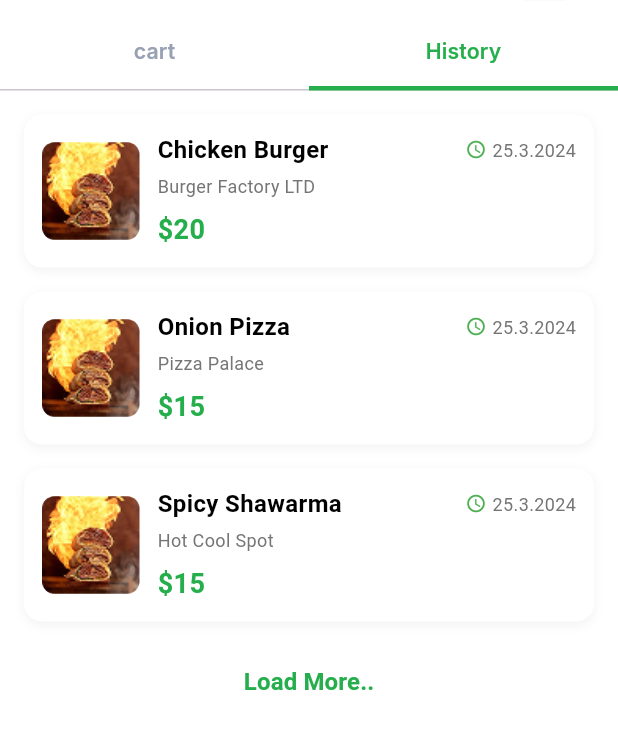
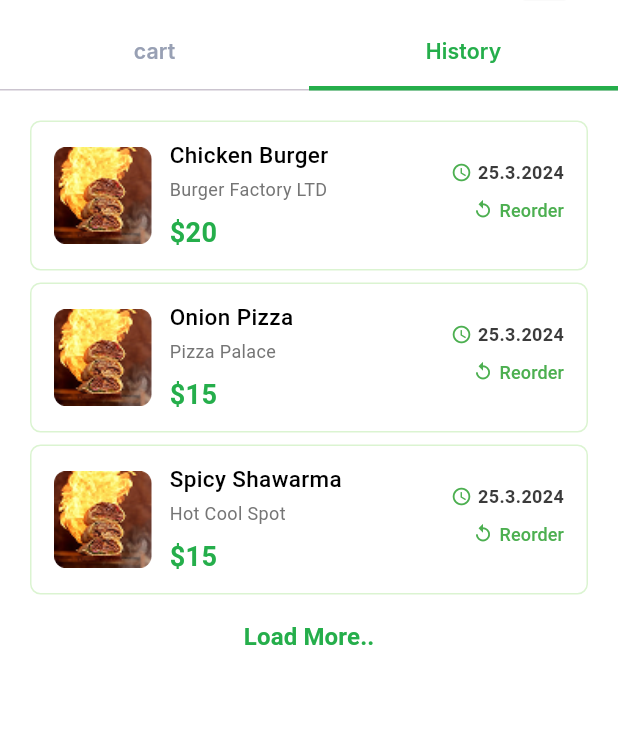
Before and after one commit to Denaalbustanji2002/Project_foodtek, a Flutter app: the CartHistoryScreen screen opened directly, tab 2 chosen, on a phone screen of 412 x 824 dp, the part 112-861 px from its top. Run offline on Flutter 3.47's test engine with Material 3 defaults, Android fonts, the light colour scheme and no system bars; drawn by our look-alikes of flutter_slidable; our stand-ins replace bloc, firebase_auth, flutter_bloc, flutter_secure_storage, flutter_spinkit, flutter_svg and 9 more; missing offline and left inert: language_picker; accounts and stored records are empty; generated files the repository leaves out were written again.

Commit message:
Improve translation handling in History tab and screen

```diff
--- a/lib/cubits/history_cubit.dart
+++ b/lib/cubits/history_cubit.dart
@@ -1,6 +1,4 @@
-import 'package:flutter/material.dart';
 import 'package:flutter_bloc/flutter_bloc.dart';
-
 import '../states/history_state.dart';
 
 class HistoryCubit extends Cubit<HistoryState> {
@@ -8,47 +6,47 @@ class HistoryCubit extends Cubit<HistoryState> {
 
   List<Map<String, dynamic>> allHistoryItems = [
     {
-      'title': 'Chicken Burger',
-      'restaurant': 'Burger Factory LTD',
+      'title': 'historyItemChickenBurger',
+      'restaurant': 'restaurantBurgerFactory',
       'price': '\$20',
       'date': '25.3.2024',
       'image': 'assets/images/history_menu_food.png',
-      'reorder': 'Reorder',
+      'reorder': 'btnReorder',
     },
     {
-      'title': 'Onion Pizza',
-      'restaurant': 'Pizza Palace',
+      'title': 'historyItemOnionPizza',
+      'restaurant': 'restaurantPizzaPalace',
       'price': '\$15',
       'date': '25.3.2024',
       'image': 'assets/images/history_menu_food.png',
-      'reorder': 'Reorder',
+      'reorder': 'btnReorder',
     },
     {
-      'title': 'Spicy Shawarma',
-      'restaurant': 'Hot Cool Spot',
+      'title': 'historyItemSpicyShawarma',
+      'restaurant': 'restaurantHotCoolSpot',
       'price': '\$15',
       'date': '25.3.2024',
       'count': '0',
       'image': 'assets/images/history_menu_food.png',
-      'reorder': 'Reorder',
+      'reorder': 'btnReorder',
     },
     {
-      'title': 'Cheese Pasta',
-      'restaurant': 'Italiano',
+      'title': 'historyItemCheesePasta',
+      'restaurant': 'restaurantItaliano',
       'price': '\$18',
       'date': '24.3.2024',
       'count': '0',
       'image': 'assets/images/history_menu_food.png',
-      'reorder': 'Reorder',
+      'reorder': 'btnReorder',
     },
     {
-      'title': 'Sushi Roll',
-      'restaurant': 'Tokyo Sushi',
+      'title': 'historyItemSushiRoll',
+      'restaurant': 'restaurantTokyoSushi',
       'price': '\$22',
       'date': '24.3.2024',
       'count': '0',
       'image': 'assets/images/history_menu_food.png',
-      'reorder': 'Reorder',
+      'reorder': 'btnReorder',
     },
   ];
 
--- a/lib/cubits/user_cubit.dart
+++ b/lib/cubits/user_cubit.dart
@@ -281,7 +281,6 @@ class UserCubit extends Cubit<UserState> {
           headers: {
             'Content-Type': 'application/json',
             'Accept': 'application/json',
-            // 'Authorization': 'Bearer $token',
           },
         );
 
--- a/lib/my_bloc_observer.dart
+++ b/lib/my_bloc_observer.dart
@@ -24,7 +24,6 @@ super.onChange(bloc, change);
     debugPrint("=======================Bloc: $bloc");
     debugPrint("=======================Transition: $transition");
     super.onTransition(bloc, transition);
-    ///Block/// not for CUBIT
   }
   @override
   void onError(BlocBase bloc, Object error, StackTrace stackTrace) {
--- a/lib/my_navigator_observer.dart
+++ b/lib/my_navigator_observer.dart
@@ -18,5 +18,4 @@ class MyNavigatorObserver extends NavigatorObserver {
     routeNotifier.value = previousName;
     super.didPop(route, previousRoute);
   }
-
 }
--- a/lib/view/screens/ordering_screens/cart_history_screen.dart
+++ b/lib/view/screens/ordering_screens/cart_history_screen.dart
@@ -1,6 +1,7 @@
 import 'package:flutter/material.dart';
 import 'package:flutter_bloc/flutter_bloc.dart';
 import 'package:flutter_slidable/flutter_slidable.dart';
+import 'package:foodtek_project/extensions/localization_extension.dart';
 import 'package:google_fonts/google_fonts.dart';
 import '../../../cubits/history_cubit.dart';
 import '../../../helper/responsive.dart';
@@ -40,28 +41,27 @@ class _CartHistoryScreenState extends State<CartHistoryScreen>
         'title': AppLocalizations.of(context)!.chickenBurger,
         'restaurant': AppLocalizations.of(context)!.burgerFactoryLtd,
         'price': '\$20',
-        'count':0,
+        'count': 0,
       },
       {
         'title': AppLocalizations.of(context)!.onionPizza,
         'restaurant': AppLocalizations.of(context)!.pizzaPalace,
         'price': '\$15',
-        'count':0,
+        'count': 0,
       },
       {
         'title': AppLocalizations.of(context)!.spicyShawarma,
         'restaurant': AppLocalizations.of(context)!.hotCoolSpot,
         'price': '\$15',
-        'count':0,
+        'count': 0,
       },
     ];
     setState(() {});
   }
+
   @override
   Widget build(BuildContext context) {
-    return DefaultTabController(
-      length: 2,
-      child: Scaffold(
+    return Scaffold(
       backgroundColor: Colors.white,
       appBar: AppBar(
         automaticallyImplyLeading: false,
@@ -80,15 +80,24 @@ class _CartHistoryScreenState extends State<CartHistoryScreen>
           indicatorWeight: 3,
           indicatorSize: TabBarIndicatorSize.tab,
           tabs: [
-              Tab(child: Text(AppLocalizations.of(context)!.cart, style: _tabTextStyle())),
-              Tab(child: Text(AppLocalizations.of(context)!.history, style: _tabTextStyle())),
+            Tab(
+              child: Text(
+                AppLocalizations.of(context)!.cart,
+                style: _tabTextStyle(),
+              ),
+            ),
+            Tab(
+              child: Text(
+                AppLocalizations.of(context)!.history,
+                style: _tabTextStyle(),
+              ),
+            ),
           ],
         ),
       ),
       body: TabBarView(
         controller: _tabController,
         children: [_buildCartContent(), _buildHistoryContent()],
-        ),
       ),
     );
   }
@@ -104,8 +113,11 @@ class _CartHistoryScreenState extends State<CartHistoryScreen>
     if (cartItems.isEmpty) {
       return EmptyWidget(
         imagePath: "assets/images/empty.png",
-        title:AppLocalizations.of(context)!.cartEmpty,
-        description: AppLocalizations.of(context)!.youDontHaveAddAnyFoodsInCartAtThisTime,
+        title: AppLocalizations.of(context)!.cartEmpty,
+        description:
+            AppLocalizations.of(
+              context,
+            )!.youDontHaveAddAnyFoodsInCartAtThisTime,
       );
     }
     return SingleChildScrollView(
@@ -140,7 +152,10 @@ class _CartHistoryScreenState extends State<CartHistoryScreen>
             return EmptyWidget(
               imagePath: "assets/images/empty.png",
               title: AppLocalizations.of(context)!.historyEmpty,
-              description: AppLocalizations.of(context)!.youDontHaveAddAnyHistoryAtThisTime,
+              description:
+                  AppLocalizations.of(
+                    context,
+                  )!.youDontHaveAddAnyHistoryAtThisTime,
             );
           }
           return SingleChildScrollView(
@@ -148,7 +163,9 @@ class _CartHistoryScreenState extends State<CartHistoryScreen>
               padding: const EdgeInsets.all(16.0),
               child: Column(
                 children: [
-                  ...state.visibleHistoryItems.map((item) => _buildHistoryItem(item)),
+                  ...state.visibleHistoryItems.map(
+                    (item) => _buildHistoryItem(item),
+                  ),
                   _buildLoadMoreButton(state),
                 ],
               ),
@@ -168,7 +185,9 @@ class _CartHistoryScreenState extends State<CartHistoryScreen>
         motion: const ScrollMotion(),
         children: [
           CustomSlidableAction(
-            onPressed: (context) => showDeleteConfirmationDialog(context, item, "cart"),
+            onPressed:
+                (context) =>
+                    showDeleteConfirmationDialog(context, item, "cart"),
             backgroundColor: const Color(0xFFFDAC1D),
             child: Icon(
               Icons.delete_outline,
@@ -208,10 +227,12 @@ class _CartHistoryScreenState extends State<CartHistoryScreen>
         color: const Color(0xFFFF9012),
         borderRadius: BorderRadius.circular(7),
       ),
-      child: Image.asset("assets/images/cart_menu_food.png",
+      child: Image.asset(
+        "assets/images/cart_menu_food.png",
         height: responsiveHeight(context, 62),
         width: responsiveWidth(context, 62.18),
-          fit: BoxFit.contain),
+        fit: BoxFit.contain,
+      ),
     );
   }
 
@@ -448,6 +469,8 @@ class _CartHistoryScreenState extends State<CartHistoryScreen>
   }
 
   Widget _buildHistoryItem(Map<String, dynamic> item) {
+    String tr(String key) => AppLocalizations.of(context)!.getTranslation(key);
+
     return Slidable(
       closeOnScroll: true,
       key: ValueKey(item['title']),
@@ -455,7 +478,9 @@ class _CartHistoryScreenState extends State<CartHistoryScreen>
         motion: const ScrollMotion(),
         children: [
           CustomSlidableAction(
-            onPressed: (context) => showDeleteConfirmationDialog(context, item, "history"),
+            onPressed:
+                (context) =>
+                    showDeleteConfirmationDialog(context, item, "history"),
             backgroundColor: const Color(0xFFFDAC1D),
             child: Icon(
               Icons.delete_outline,
@@ -465,23 +490,16 @@ class _CartHistoryScreenState extends State<CartHistoryScreen>
           ),
         ],
       ),
-      child: Container(
-        margin: const EdgeInsets.only(bottom: 16),
-        decoration: BoxDecoration(
+      child: Card(
+        shape: RoundedRectangleBorder(
+          borderRadius: BorderRadius.circular(7),
+          side: const BorderSide(color: Color(0xFFDBF4D1), width: 1),
+        ),
+        elevation: 0,
         color: Colors.white,
-          borderRadius: BorderRadius.circular(12),
-          boxShadow: [
-            BoxShadow(
-              color: Colors.black.withOpacity(0.05),
-              blurRadius: 5,
-              offset: const Offset(0, 2),
-            ),
-          ],
-        ),
         child: Padding(
-          padding: const EdgeInsets.all(12.0),
+          padding: const EdgeInsets.symmetric(vertical: 12, horizontal: 16),
           child: Row(
-            crossAxisAlignment: CrossAxisAlignment.center,
             children: [
               _buildHistoryItemImage(item),
               const SizedBox(width: 12),
@@ -491,37 +509,23 @@ class _CartHistoryScreenState extends State<CartHistoryScreen>
                   children: [
                     Row(
                       mainAxisAlignment: MainAxisAlignment.spaceBetween,
+                      crossAxisAlignment: CrossAxisAlignment.start,
+                      children: [
+                        Expanded(
+                          child: Column(
+                            crossAxisAlignment: CrossAxisAlignment.start,
                             children: [
                               Text(
-                          item['title'],
+                                tr(item['title']),
                                 style: const TextStyle(
-                            fontSize: 16,
-                            fontWeight: FontWeight.w600,
+                                  fontSize: 15,
+                                  fontWeight: FontWeight.w500,
                                   color: Colors.black,
                                 ),
                               ),
-                        Row(
-                          children: [
-                            const Icon(
-                              Icons.access_time,
-                              size: 14,
-                              color: Colors.green,
-                            ),
-                            const SizedBox(width: 4),
-                            Text(
-                              item['date'],
-                              style: TextStyle(
-                                fontSize: 12,
-                                color: Colors.grey.shade600,
-                              ),
-                            ),
-                          ],
-                        ),
-                      ],
-                    ),
                               const SizedBox(height: 4),
                               Text(
-                      item['restaurant'],
+                                tr(item['restaurant']),
                                 style: TextStyle(
                                   fontSize: 12,
                                   color: Colors.grey.shade600,
@@ -535,6 +539,63 @@ class _CartHistoryScreenState extends State<CartHistoryScreen>
                                   fontWeight: FontWeight.w700,
                                   color: Color(0xFF25AE4B),
                                 ),
+                              ),
+                            ],
+                          ),
+                        ),
+                        Column(
+                          crossAxisAlignment: CrossAxisAlignment.end,
+                          children: [
+                            SizedBox(height: responsiveHeight(context, 16)),
+                            Row(
+                              children: [
+                                const Icon(
+                                  Icons.access_time,
+                                  size: 14,
+                                  color: Colors.green,
+                                ),
+                                const SizedBox(width: 4),
+                                Text(
+                                  item['date'],
+                                  style: const TextStyle(
+                                    fontSize: 12,
+                                    fontWeight: FontWeight.w700,
+                                    color: Color(0xFF3B3B3B),
+                                  ),
+                                ),
+                              ],
+                            ),
+                            const SizedBox(height: 8),
+                            Row(
+                              children: [
+                                const Icon(
+                                  Icons.replay,
+                                  size: 14,
+                                  color: Colors.green,
+                                ),
+                                const SizedBox(width: 4),
+                                TextButton(
+                                  onPressed: () {
+                                  },
+                                  style: TextButton.styleFrom(
+                                    padding: EdgeInsets.zero,
+                                    minimumSize: Size.zero,
+                                    tapTargetSize:
+                                        MaterialTapTargetSize.shrinkWrap,
+                                  ),
+                                  child: Text(
+                                    tr(item['reorder'] ?? 'btnReorder'),
+                                    style: const TextStyle(
+                                      fontSize: 12,
+                                      color: Colors.green,
+                                    ),
+                                  ),
+                                ),
+                              ],
+                            ),
+                          ],
+                        ),
+                      ],
                     ),
                   ],
                 ),
@@ -556,13 +617,16 @@ class _CartHistoryScreenState extends State<CartHistoryScreen>
         width: 65,
         height: 65,
         fit: BoxFit.cover,
-        errorBuilder: (context, error, stackTrace) => Container(
+        errorBuilder:
+            (context, error, stackTrace) => Container(
               width: 65,
               height: 65,
               decoration: BoxDecoration(
-            color: item['title'] == AppLocalizations.of(context)!.chickenBurger
+                color:
+                    item['title'] == AppLocalizations.of(context)!.chickenBurger
                         ? Colors.amber
-                : item['title'] == AppLocalizations.of(context)!.onionPizza
+                        : item['title'] ==
+                            AppLocalizations.of(context)!.onionPizza
                         ? Colors.red.shade300
                         : Colors.orange,
                 borderRadius: BorderRadius.circular(8),
@@ -573,7 +637,8 @@ class _CartHistoryScreenState extends State<CartHistoryScreen>
   }
 
   Widget _buildLoadMoreButton(HistoryLoaded state) {
-    final isAllLoaded = state.visibleHistoryItems.length >= state.allHistoryItems.length;
+    final isAllLoaded =
+        state.visibleHistoryItems.length >= state.allHistoryItems.length;
 
     if (isAllLoaded) return const SizedBox();
 
@@ -601,18 +666,21 @@ class _CartHistoryScreenState extends State<CartHistoryScreen>
       context: context,
       builder: (BuildContext context) {
         return AlertDialog(
-          title:  Text(AppLocalizations.of(context)!.confirmDeleteHistoryTitle),
+          title: Text(AppLocalizations.of(context)!.confirmDeleteHistoryTitle),
           content: Text(
             tab == kCartType
-                ? "${AppLocalizations.of(context)!.confirmDeleteHistoryContent1} ${item['title']}${AppLocalizations.of(context)!.confirmDeleteCartContent1}"
-                : "${AppLocalizations.of(context)!.confirmDeleteHistoryContent1} ${item['title']}${AppLocalizations.of(context)!.confirmDeleteHistoryContent2}"
+                ? "${AppLocalizations.of(context)!.confirmDeleteHistoryContent1} ${AppLocalizations.of(context)!.getTranslation(item['title'])}${AppLocalizations.of(context)!.confirmDeleteCartContent1}"
+                : "${AppLocalizations.of(context)!.confirmDeleteHistoryContent1} ${AppLocalizations.of(context)!.getTranslation(item['title'])}${AppLocalizations.of(context)!.confirmDeleteHistoryContent2}",
           ),
           actions: [
             TextButton(
               onPressed: () {
                 Navigator.of(context).pop();
               },
-              child: Text(AppLocalizations.of(context)!.cancel, style: TextStyle(color: Colors.grey)),
+              child: Text(
+                AppLocalizations.of(context)!.cancel,
+                style: TextStyle(color: Colors.grey),
+              ),
             ),
             TextButton(
               onPressed: () {
@@ -625,7 +693,10 @@ class _CartHistoryScreenState extends State<CartHistoryScreen>
                 }
                 Navigator.of(context).pop();
               },
-              child: Text(AppLocalizations.of(context)!.delete, style: TextStyle(color: Colors.red)),
+              child: Text(
+                AppLocalizations.of(context)!.delete,
+                style: TextStyle(color: Colors.red),
+              ),
             ),
           ],
         );
--- a/lib/view/screens/ordering_screens/home_screen.dart
+++ b/lib/view/screens/ordering_screens/home_screen.dart
@@ -823,7 +823,6 @@ class _HomeScreenState extends State<HomeScreen> {
                           center: Alignment(0, -0.2),
                         ),
                       ),
-                      // Second shadow effect
                       decoration: BoxDecoration(
                         gradient: LinearGradient(
                           begin: Alignment.topCenter,
--- a/lib/view/screens/ordering_screens/order_details_screen.dart
+++ b/lib/view/screens/ordering_screens/order_details_screen.dart
@@ -324,7 +324,7 @@ class _OrderDetailsScreenState extends State<OrderDetailsScreen> {
         child: Material(
           color: Colors.transparent,
           borderRadius: BorderRadius.circular(10),
-          clipBehavior: Clip.hardEdge, // 💥 هاي بتمنع ظهور التأثير خارج الشكل
+          clipBehavior: Clip.hardEdge,
           child: InkWell(
             onTap: () {
               Navigator.push(
--- a/lib/view/widgets/reset_password_successful_animation.dart
+++ b/lib/view/widgets/reset_password_successful_animation.dart
@@ -71,7 +71,6 @@ class _ResetPasswordSuccessfulAnimationState
               ),
             ),
           ),
-          // "Congratulations!" text
           Text(
             AppLocalizations.of(context)!.congratulations,
             style: TextStyle(
```
Also changed, not shown: lib/extensions/localization_extension.dart (added, +32 -0 lines), lib/l10n/app_ar.arb (+13 -1 lines), lib/l10n/app_en.arb (+12 -1 lines), lib/view/screens/ordering_screens/history_screen.dart (+10 -6 lines). Lines whose indentation alone changed are shown as unchanged.
